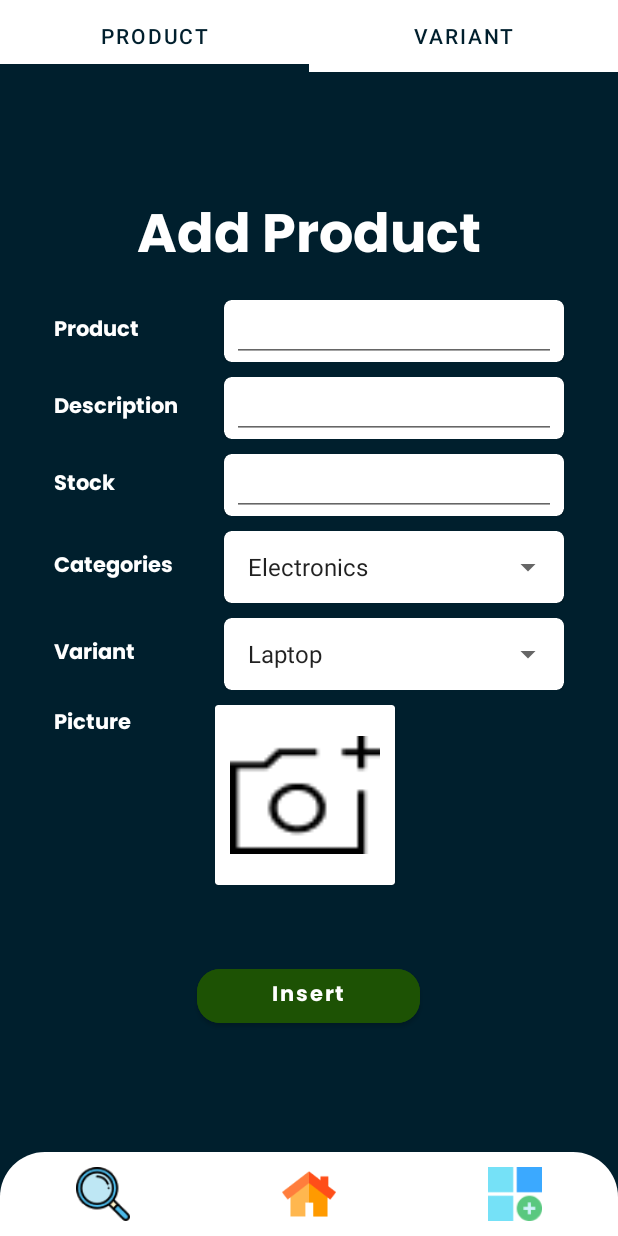
After one commit to SkyRavenS1lver/InventoryManagementSystem, an Android app: the MainFragment screen opened through its navigation route, on a phone screen of 412 x 824 dp. The commit adds this screen. Run offline under Robolectric (Android 15) with nearby library versions, the phone set to English and light mode, and no system bars; our stand-ins replace Room's generated code, navigation-ui.

Commit message:
Update AddProduct no Image

```diff
--- a/app/src/main/java/revandra/projects/inventorymanagementsystem/Database/ProductDao.kt
+++ b/app/src/main/java/revandra/projects/inventorymanagementsystem/Database/ProductDao.kt
@@ -22,6 +22,9 @@ interface ProductDao {
     @Query("SELECT * from products where idProduct = :string")
     fun productFromId(string: String): Product
 
+    @Query("SELECT SUM(stock) from products where idCategory = :string")
+    fun productFromCategory(string: String):LiveData<Int>
+
     @Query("SELECT * from products where idVariant = :idV")
     fun allProduct(idV: String): LiveData<List<Product>>
     @Query("SELECT SUM(stock) from products where idVariant = :string")
--- a/app/src/main/java/revandra/projects/inventorymanagementsystem/Entity/Category.kt
+++ b/app/src/main/java/revandra/projects/inventorymanagementsystem/Entity/Category.kt
@@ -20,4 +20,8 @@ data class Category(
             )
         }
     }
+
+    override fun toString(): String {
+        return name
+    }
 }
--- a/app/src/main/java/revandra/projects/inventorymanagementsystem/Entity/Variant.kt
+++ b/app/src/main/java/revandra/projects/inventorymanagementsystem/Entity/Variant.kt
@@ -10,4 +10,8 @@ data class Variant(
     @ColumnInfo(name = "idCategory") val idCategory: Int =0,
     @ColumnInfo(name = "imgPath") var imgPath: String = "",
     @PrimaryKey(autoGenerate = true) @ColumnInfo(name = "idVariant") val idVariant: Int =0,
-)
+){
+    override fun toString(): String {
+        return name
+    }
+}
--- /dev/null
+++ b/app/src/main/java/revandra/projects/inventorymanagementsystem/ui/addPage/MainFragment.kt
@@ -0,0 +1,30 @@
+package revandra.projects.inventorymanagementsystem.ui.addPage
+
+import android.os.Bundle
+import androidx.fragment.app.Fragment
+import android.view.LayoutInflater
+import android.view.View
+import android.view.ViewGroup
+import com.google.android.material.tabs.TabLayout
+import com.google.android.material.tabs.TabLayoutMediator
+import revandra.projects.inventorymanagementsystem.databinding.FragmentMainBinding
+
+class MainFragment : Fragment() {
+    private var _binding: FragmentMainBinding? = null
+    private val binding get() = _binding!!
+    override fun onCreateView(
+        inflater: LayoutInflater, container: ViewGroup?,
+        savedInstanceState: Bundle?
+    ): View? {
+        // Inflate the layout for this fragment
+        _binding = FragmentMainBinding.inflate(inflater, container, false)
+        with(binding){
+            viewPager.adapter = PageAdapter(requireActivity().supportFragmentManager, lifecycle)
+            TabLayoutMediator(tabLayout, viewPager){ tab: TabLayout.Tab, position: Int ->
+                val titles = arrayListOf("Product", "Variant")
+                tab.text = titles[position]
+            }.attach()
+        }
+        return binding.root
+    }
+}
--- /dev/null
+++ b/app/src/main/java/revandra/projects/inventorymanagementsystem/ui/addPage/PageAdapter.kt
@@ -0,0 +1,24 @@
+package revandra.projects.inventorymanagementsystem.ui.addPage
+
+import androidx.fragment.app.Fragment
+import androidx.fragment.app.FragmentManager
+import androidx.lifecycle.Lifecycle
+import androidx.viewpager2.adapter.FragmentStateAdapter
+import revandra.projects.inventorymanagementsystem.ui.addPage.category.AddVariantFragment
+import revandra.projects.inventorymanagementsystem.ui.addPage.product.AddProductFragment
+
+class PageAdapter(fragmentManager: FragmentManager, lifecycle: Lifecycle)
+    :FragmentStateAdapter(fragmentManager,lifecycle)
+{
+    private val tabs = arrayListOf(
+        AddProductFragment(),
+        AddVariantFragment(),
+    )
+    override fun getItemCount(): Int {
+        return tabs.size
+    }
+
+    override fun createFragment(position: Int): Fragment {
+        return tabs[position]
+    }
+}
--- /dev/null
+++ b/app/src/main/java/revandra/projects/inventorymanagementsystem/ui/addPage/product/AddProductFragment.kt
@@ -0,0 +1,71 @@
+package revandra.projects.inventorymanagementsystem.ui.addPage.product
+
+import android.os.Bundle
+import androidx.fragment.app.Fragment
+import android.view.LayoutInflater
+import android.view.View
+import android.view.ViewGroup
+import android.widget.AdapterView
+import android.widget.AdapterView.OnItemSelectedListener
+import android.widget.ArrayAdapter
+import android.widget.Toast
+import androidx.lifecycle.LiveData
+import androidx.lifecycle.MutableLiveData
+import revandra.projects.inventorymanagementsystem.Database.Databases
+import revandra.projects.inventorymanagementsystem.Entity.Category
+import revandra.projects.inventorymanagementsystem.Entity.Variant
+import revandra.projects.inventorymanagementsystem.R
+import revandra.projects.inventorymanagementsystem.databinding.FragmentAddProductBinding
+import java.util.concurrent.Executors
+
+class AddProductFragment : Fragment() {
+
+    private var _binding: FragmentAddProductBinding? = null
+    private val binding get() = _binding!!
+
+    private val db by lazy {
+        Databases.getDatabase(requireContext())
+    }
+    private var selectedVarId:Int = -1
+    override fun onCreateView(
+        inflater: LayoutInflater, container: ViewGroup?,
+        savedInstanceState: Bundle?
+    ): View {
+        // Inflate the layout for this fragment
+        _binding = FragmentAddProductBinding.inflate(inflater, container, false)
+
+        with(binding){
+            spinnerCat.adapter = ArrayAdapter(
+                requireContext(), android.R.layout.simple_list_item_1, Category.categoryList
+                )
+            spinnerCat.onItemSelectedListener = object : OnItemSelectedListener{
+                override fun onItemSelected(p0: AdapterView<*>?, p1: View?, p2: Int, p3: Long) {
+                    db!!.variantDao()!!.variantFromIdCategory((p2+1).toString()).observe(requireActivity()){
+                        binding.variantContainer.visibility = View.VISIBLE
+                        binding.spinnerVar.adapter = ArrayAdapter(
+                            requireContext(), android.R.layout.simple_list_item_1, it
+                        )
+                        binding.spinnerVar.onItemSelectedListener = object : OnItemSelectedListener{
+                            override fun onItemSelected(p0: AdapterView<*>?, p1: View?, p2: Int, p3: Long) {
+                                selectedVarId = it[p2].idVariant
+                            }
+
+                            override fun onNothingSelected(p0: AdapterView<*>?) {
+                            }
+                        }
+                    }
+                }
+
+                override fun onNothingSelected(p0: AdapterView<*>?) {
+                }
+            }
+
+        }
+        return binding.root
+    }
+    override fun onDestroyView() {
+        super.onDestroyView()
+        _binding = null
+    }
+
+}
--- a/app/src/main/java/revandra/projects/inventorymanagementsystem/ui/editProduct/EditProductFragment.kt
+++ b/app/src/main/java/revandra/projects/inventorymanagementsystem/ui/editProduct/EditProductFragment.kt
@@ -74,5 +74,9 @@ class EditProductFragment : Fragment() {
 
         return binding.root
     }
+    override fun onDestroyView() {
+        super.onDestroyView()
+        _binding = null
+    }
 
 }
--- a/app/src/main/java/revandra/projects/inventorymanagementsystem/ui/product/ProductsFragment.kt
+++ b/app/src/main/java/revandra/projects/inventorymanagementsystem/ui/product/ProductsFragment.kt
@@ -52,4 +52,8 @@ class ProductsFragment : Fragment() {
         return binding.root
     }
 
+    override fun onDestroyView() {
+        super.onDestroyView()
+        _binding = null
+    }
 }
--- a/app/src/main/java/revandra/projects/inventorymanagementsystem/ui/profile/ProfileFragment.kt
+++ b/app/src/main/java/revandra/projects/inventorymanagementsystem/ui/profile/ProfileFragment.kt
@@ -46,4 +46,8 @@ class ProfileFragment : Fragment() {
         startActivity(Intent(context, Login::class.java))
     }
 
+    override fun onDestroyView() {
+        super.onDestroyView()
+        _binding = null
+    }
 }
--- a/app/src/main/java/revandra/projects/inventorymanagementsystem/ui/variant/VariantFragment.kt
+++ b/app/src/main/java/revandra/projects/inventorymanagementsystem/ui/variant/VariantFragment.kt
@@ -45,4 +45,8 @@ class VariantFragment : Fragment() {
         return binding.root
     }
 
+    override fun onDestroyView() {
+        super.onDestroyView()
+        _binding = null
+    }
 }
--- /dev/null
+++ b/app/src/main/res/layout/fragment_add_product.xml
@@ -0,0 +1,241 @@
+<?xml version="1.0" encoding="utf-8"?>
+<RelativeLayout xmlns:android="http://schemas.android.com/apk/res/android"
+    xmlns:tools="http://schemas.android.com/tools"
+    android:layout_width="match_parent"
+    android:layout_height="match_parent"
+    xmlns:app="http://schemas.android.com/apk/res-auto"
+    android:background="@color/backgroundBlack"
+    tools:context=".ui.addPage.product.AddProductFragment">
+
+    <ScrollView
+        android:layout_width="match_parent"
+        android:layout_height="match_parent">
+        <LinearLayout
+            android:layout_gravity="center"
+            android:layout_width="match_parent"
+            android:layout_marginHorizontal="36dp"
+            android:layout_height="wrap_content"
+            android:orientation="vertical">
+            <com.google.android.material.textview.MaterialTextView
+                android:layout_width="match_parent"
+                android:layout_height="wrap_content"
+                android:text="Add Product"
+                android:textColor="@color/white"
+                android:fontFamily="@font/poppinsbold"
+                android:textSize="36sp"
+                android:gravity="center"
+                />
+            <LinearLayout
+                android:layout_marginTop="10dp"
+                android:layout_width="match_parent"
+                android:layout_height="wrap_content">
+                <com.google.android.material.textview.MaterialTextView
+                    android:layout_weight="2"
+                    android:layout_width="match_parent"
+                    android:layout_height="wrap_content"
+                    android:text="Product"
+                    android:layout_gravity="center"
+                    android:textColor="@color/white"
+                    android:fontFamily="@font/poppinsbold"
+                    android:textSize="14sp"
+                    android:gravity="left"
+                    />
+                <androidx.cardview.widget.CardView
+                    app:cardCornerRadius="5dp"
+                    android:layout_weight="1"
+                    android:layout_width="match_parent"
+                    android:layout_height="wrap_content">
+                    <EditText
+                        android:textSize="12sp"
+                        android:fontFamily="@font/poppinssemibold"
+                        android:id="@+id/et_product"
+                        android:minHeight="0dp"
+                        android:layout_marginHorizontal="5dp"
+                        android:layout_width="match_parent"
+                        android:layout_height="wrap_content"
+                        />
+                </androidx.cardview.widget.CardView>
+
+            </LinearLayout>
+            <LinearLayout
+                android:layout_marginTop="10dp"
+
+                android:layout_width="match_parent"
+                android:layout_height="wrap_content">
+                <com.google.android.material.textview.MaterialTextView
+                    android:layout_weight="2"
+                    android:layout_width="match_parent"
+                    android:layout_height="wrap_content"
+                    android:text="Description"
+                    android:layout_gravity="center"
+                    android:textColor="@color/white"
+                    android:fontFamily="@font/poppinsbold"
+                    android:textSize="14sp"
+                    android:gravity="left"
+                    />
+                <androidx.cardview.widget.CardView
+                    app:cardCornerRadius="5dp"
+                    android:layout_weight="1"
+                    android:layout_width="match_parent"
+                    android:layout_height="wrap_content">
+                    <EditText
+                        android:textSize="12sp"
+
+                        android:fontFamily="@font/poppinssemibold"
+                        android:id="@+id/et_description"
+                        android:minHeight="0dp"
+                        android:layout_marginHorizontal="5dp"
+                        android:layout_width="match_parent"
+                        android:layout_height="wrap_content"
+                        />
+                </androidx.cardview.widget.CardView>
+            </LinearLayout>
+            <LinearLayout
+                android:layout_marginTop="10dp"
+
+                android:layout_width="match_parent"
+                android:layout_height="wrap_content">
+                <com.google.android.material.textview.MaterialTextView
+                    android:layout_weight="2"
+                    android:layout_width="match_parent"
+                    android:layout_height="wrap_content"
+                    android:text="Stock"
+                    android:layout_gravity="center"
+
+                    android:textColor="@color/white"
+                    android:fontFamily="@font/poppinsbold"
+                    android:textSize="14sp"
+                    android:gravity="left"
+                    />
+                <androidx.cardview.widget.CardView
+                    app:cardCornerRadius="5dp"
+                    android:layout_weight="1"
+                    android:layout_width="match_parent"
+                    android:layout_height="wrap_content">
+                    <EditText
+                        android:textSize="12sp"
+                        android:fontFamily="@font/poppinssemibold"
+                        android:id="@+id/et_stock"
+                        android:minHeight="0dp"
+                        android:layout_marginHorizontal="5dp"
+                        android:layout_width="match_parent"
+                        android:layout_height="wrap_content"
+                        />
+                </androidx.cardview.widget.CardView>
+            </LinearLayout>
+            <LinearLayout
+                android:layout_marginTop="10dp"
+
+                android:layout_width="match_parent"
+                android:layout_height="wrap_content"
+                >
+                <com.google.android.material.textview.MaterialTextView
+                    android:layout_weight="2"
+                    android:layout_width="match_parent"
+                    android:layout_height="wrap_content"
+                    android:text="Categories"
+                    android:layout_gravity="center"
+
+                    android:textColor="@color/white"
+                    android:fontFamily="@font/poppinsbold"
+                    android:textSize="14sp"
+                    android:gravity="left"
+                    />
+                <androidx.cardview.widget.CardView
+                    android:layout_weight="1"
+                    app:cardCornerRadius="5dp"
+                    android:layout_width="match_parent"
+                    android:layout_height="wrap_content">
+                    <Spinner
+                        android:id="@+id/spinner_cat"
+                        android:layout_weight="1"
+                        android:layout_width="match_parent"
+                        android:layout_height="wrap_content"
+                        />
+                </androidx.cardview.widget.CardView>
+            </LinearLayout>
+            <LinearLayout
+                android:visibility="gone"
+                android:id="@+id/variant_container"
+                android:layout_marginTop="10dp"
+                android:layout_width="match_parent"
+                android:layout_height="wrap_content">
+                <com.google.android.material.textview.MaterialTextView
+                    android:layout_weight="2"
+                    android:layout_width="match_parent"
+                    android:layout_height="wrap_content"
+                    android:text="Variant"
+                    android:textColor="@color/white"
+                    android:layout_gravity="center"
+                    android:fontFamily="@font/poppinsbold"
+                    android:textSize="14sp"
+                    android:gravity="left"
+                    />
+                <androidx.cardview.widget.CardView
+                    android:layout_weight="1"
+                    app:cardCornerRadius="5dp"
+                    android:layout_width="match_parent"
+                    android:layout_height="wrap_content">
+                    <Spinner
+                        android:id="@+id/spinner_var"
+                        android:layout_weight="1"
+                        android:layout_width="match_parent"
+                        android:layout_height="wrap_content"
+                        />
+                </androidx.cardview.widget.CardView>
+            </LinearLayout>
+            <LinearLayout
+                android:layout_marginTop="10dp"
+                android:layout_width="match_parent"
+                android:layout_height="wrap_content">
+                <com.google.android.material.textview.MaterialTextView
+                    android:layout_weight="1"
+                    android:layout_width="wrap_content"
+                    android:layout_height="wrap_content"
+                    android:text="Picture"
+                    android:textColor="@color/white"
+                    android:fontFamily="@font/poppinsbold"
+                    android:textSize="14sp"
+                    android:gravity="left"
+                    />
+                <LinearLayout
+                    android:layout_weight="2"
+                    android:layout_width="wrap_content"
+                    android:layout_height="wrap_content">
+
+                <androidx.cardview.widget.CardView
+                    android:layout_width="wrap_content"
+                    android:layout_height="wrap_content">
+                    <ImageView
+                        android:src="@drawable/resource_default"
+                        android:layout_margin="10dp"
+                        android:id="@+id/image"
+                        android:layout_width="100dp"
+                        android:layout_height="100dp"
+                        />
+                </androidx.cardview.widget.CardView>
+                </LinearLayout>
+
+            </LinearLayout>
+            <com.google.android.material.button.MaterialButton
+                android:layout_marginTop="50dp"
+                android:id="@+id/insert_btn"
+                android:layout_gravity="center"
+                app:layout_constraintTop_toBottomOf="@id/container3"
+                app:layout_constraintRight_toRightOf="@id/container3"
+                android:layout_width="wrap_content"
+                android:layout_height="wrap_content"
+                android:backgroundTint="@color/btn_bg"
+                android:text="Insert"
+                android:paddingVertical="5dp"
+                android:paddingHorizontal="50dp"
+                app:cornerRadius="15dp"
+                android:textAllCaps="false"
+                android:fontFamily="@font/poppinsbold"
+                />
+
+
+        </LinearLayout>
+    </ScrollView>
+
+</RelativeLayout>
--- a/app/src/main/res/layout/fragment_edit_product.xml
+++ b/app/src/main/res/layout/fragment_edit_product.xml
@@ -237,6 +237,7 @@
         android:text="Save"
         app:cornerRadius="20dp"
         android:fontFamily="@font/poppinsbold"
+        android:textAllCaps="false"
         />
     <com.google.android.material.button.MaterialButton
         android:id="@+id/edit_btn"
--- /dev/null
+++ b/app/src/main/res/layout/fragment_main.xml
@@ -0,0 +1,28 @@
+<?xml version="1.0" encoding="utf-8"?>
+<LinearLayout xmlns:android="http://schemas.android.com/apk/res/android"
+    xmlns:tools="http://schemas.android.com/tools"
+    android:layout_width="match_parent"
+    android:layout_height="match_parent"
+    xmlns:app="http://schemas.android.com/apk/res-auto"
+    android:background="@color/backgroundBlack"
+    android:orientation="vertical"
+    tools:context=".ui.addPage.MainFragment">
+
+    <com.google.android.material.tabs.TabLayout
+        app:tabSelectedTextColor="@color/backgroundBlack"
+        app:tabTextColor="@color/backgroundBlack"
+        android:id="@+id/tab_layout"
+        android:layout_width="match_parent"
+        android:layout_height="wrap_content"
+        app:tabMode="fixed"
+        app:tabIndicatorColor="@color/backgroundBlack"
+        app:tabIndicatorHeight="5dp"
+        app:tabIndicatorAnimationMode="fade"
+        />
+    <androidx.viewpager2.widget.ViewPager2
+        android:id="@+id/view_pager"
+        android:layout_width="match_parent"
+        android:layout_height="match_parent"
+        />
+
+</LinearLayout>
--- a/app/src/main/res/layout/fragment_products.xml
+++ b/app/src/main/res/layout/fragment_products.xml
@@ -24,6 +24,7 @@
             android:layout_gravity="center"
             android:layout_width="match_parent"
             android:layout_height="match_parent"
+            android:layout_marginHorizontal="25dp"
             android:orientation="horizontal">
 
             <ImageView
--- a/app/src/main/res/navigation/mobile_navigation.xml
+++ b/app/src/main/res/navigation/mobile_navigation.xml
@@ -89,5 +89,10 @@
             android:name="id_product"
             app:argType="integer" />
     </fragment>
+    <fragment
+        android:id="@+id/mainFragment"
+        android:name="revandra.projects.inventorymanagementsystem.ui.addPage.MainFragment"
+        android:label="fragment_main"
+        tools:layout="@layout/fragment_main" />
 
 </navigation>
```
Also changed, not shown: app/src/main/java/revandra/projects/inventorymanagementsystem/Dashboard.kt (+112 -11 lines), app/src/main/java/revandra/projects/inventorymanagementsystem/MainActivity.kt (+10 -3 lines), app/src/main/java/revandra/projects/inventorymanagementsystem/ui/addPage/category/AddVariantFragment.kt (added, +34 -0 lines), app/src/main/res/layout/fragment_add_variant.xml (added, +150 -0 lines).
